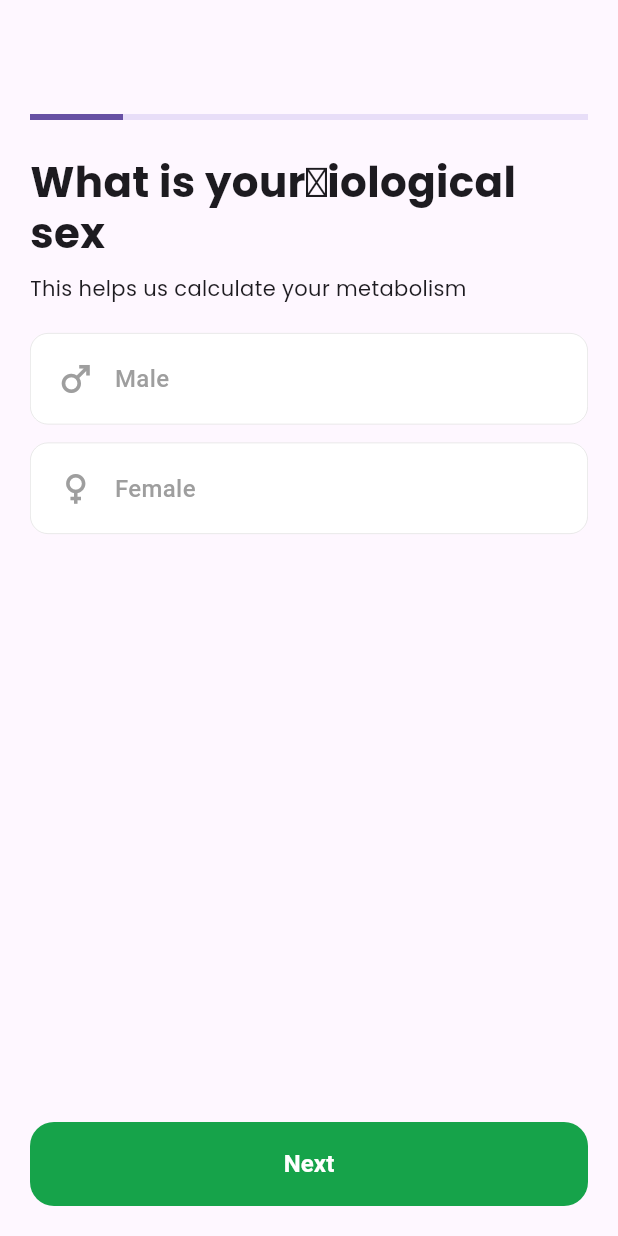
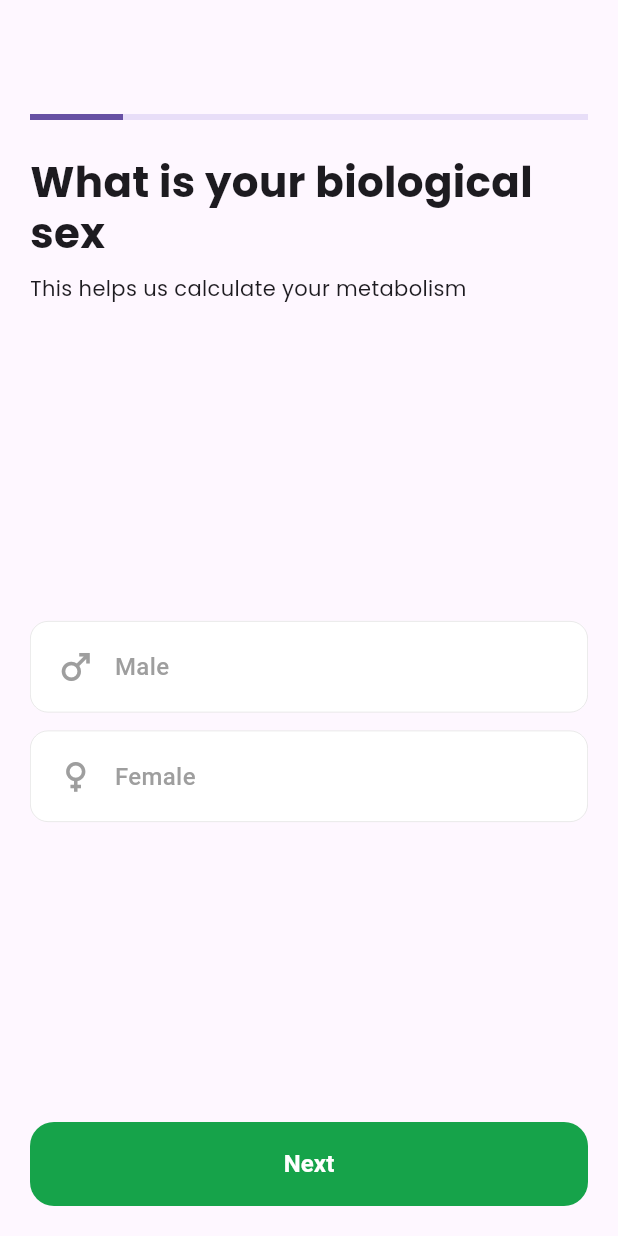
Before and after one commit to Yeasin00p/calorie_ai_app, a Flutter app: the screen it shows after launch, on a phone screen of 412 x 824 dp. Run offline on Flutter 3.47's test engine with Material 3 defaults, Android fonts, the phone set to English and light mode, and no system bars; our stand-ins replace flutter_bloc, go_router, google_fonts, shared_preferences.

Commit message:
feat: add calorie result screen and refine gender widget layout

```diff
--- a/lib/features/onboarding/screen/widgets/gender_widget.dart
+++ b/lib/features/onboarding/screen/widgets/gender_widget.dart
@@ -16,16 +16,20 @@ class GenderWidget extends StatelessWidget {
     return Column(
       crossAxisAlignment: CrossAxisAlignment.start,
       children: [
-        Text('What is your\biological sex', style: AppTypography.headlineLarge),
+        Text('What is your biological sex', style: AppTypography.headlineLarge),
         const SizedBox(height: 10),
         Text(
           'This helps us calculate your metabolism',
           style: AppTypography.bodyMedium,
         ),
-        const SizedBox(height: 20),
-        BlocBuilder<OnboardingCubit, OnboardingState>(
+        const SizedBox(height: 32),
+        Expanded(
+          child: Center(
+            child: BlocBuilder<OnboardingCubit, OnboardingState>(
               builder: (context, state) {
                 return Column(
+                  mainAxisSize: MainAxisSize.min,
+
                   children: [
                     _GenderCard(
                       label: _kMale,
@@ -47,6 +51,8 @@ class GenderWidget extends StatelessWidget {
                   ],
                 );
               },
+            ),
+          ),
         ),
       ],
     );
```
Also changed, not shown: lib/features/onboarding/screen/widgets/calorie_result_widget.dart (+44 -1 lines). Lines whose indentation alone changed are shown as unchanged.
